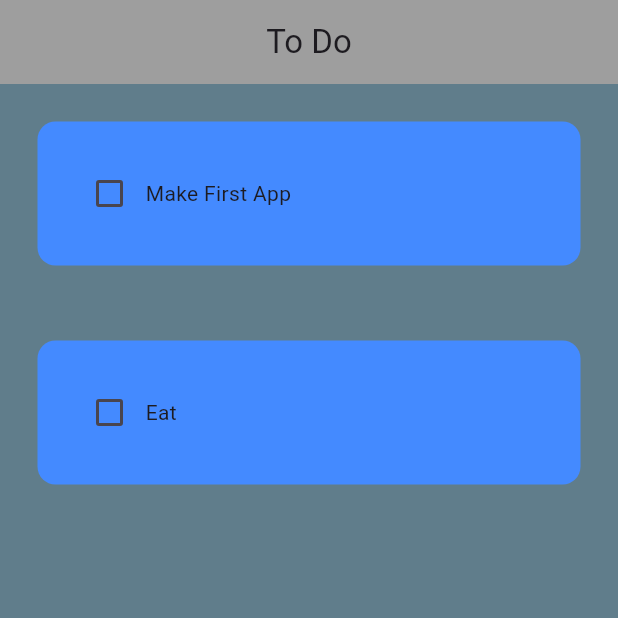
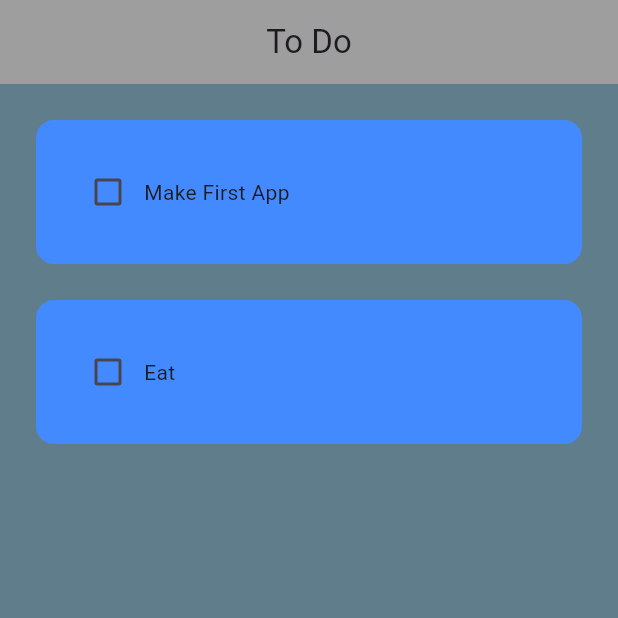
Before and after one commit to SolomonB127/ToDoNest, a Flutter app: the screen it shows after launch, on a phone screen of 412 x 824 dp, the top half of it. Run offline on Flutter 3.47's test engine with Material 3 defaults, Android fonts, the light colour scheme and no system bars.

Commit message:
Made some style modifications e.g strike through if task is completed

```diff
--- a/lib/Components/todo_tile.dart
+++ b/lib/Components/todo_tile.dart
@@ -15,7 +15,7 @@ class TodoTile extends StatelessWidget {
   @override
   Widget build(BuildContext context) {
     return Padding(
-      padding: const EdgeInsets.all(25.0),
+      padding: const EdgeInsets.only(left: 24.0, right: 24.0, top: 24.0),
       child: Container(
         padding: const EdgeInsets.all(24.0),
         decoration: BoxDecoration(
@@ -23,11 +23,19 @@ class TodoTile extends StatelessWidget {
         child: Row(
           children: [
             // Checkbox
-            Checkbox(value: isTaskCompleted, onChanged: onChanged),
+            Checkbox(
+              value: isTaskCompleted,
+              onChanged: onChanged,
+              activeColor: Colors.black,
+            ),
 
             // Task
             Text(
               taskName,
+              style: TextStyle(
+                  decoration: isTaskCompleted
+                      ? TextDecoration.lineThrough
+                      : TextDecoration.none),
             ),
           ],
         ),
```
